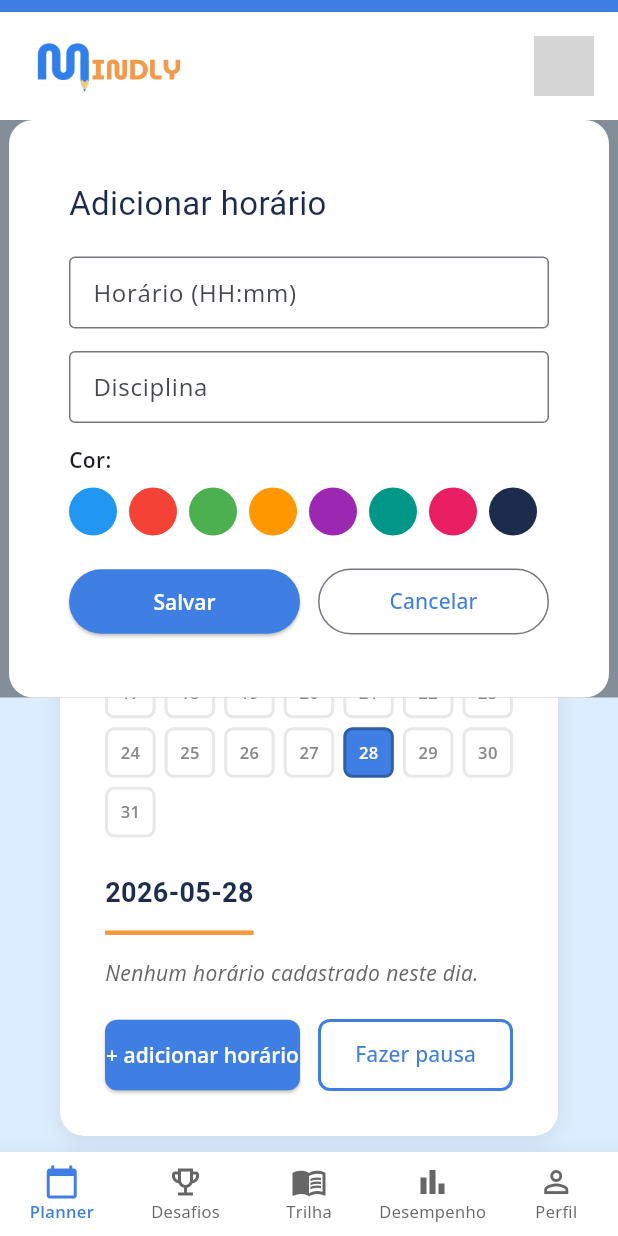
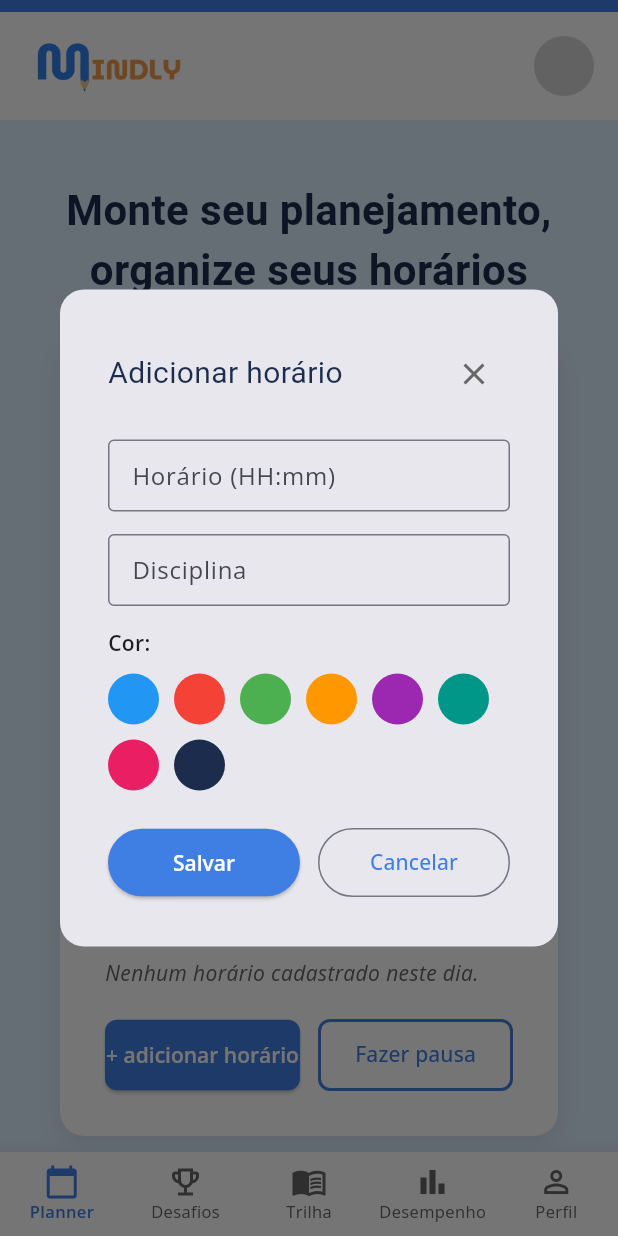
Before and after one commit to vitoraugusto1079/Mindly-app-mobile, a Flutter app: the PlannerPage screen opened by its route, after a tap on "+ adicionar horário", on a phone screen of 412 x 824 dp. Run offline on Flutter 3.47's test engine with Material 3 defaults, Android fonts, the phone set to English and light mode, and no system bars; drawn by our look-alikes of cached_network_image; our stand-ins replace flutter_tts, go_router, google_fonts, supabase_flutter; accounts and stored records are empty; network calls fail; Roboto replaces fonts that are missing (Capriola); grey boxes are pictures that could not be loaded.

Commit message:
feat: planner modals via showDialog + bigger banner
- Convert "Adicionar horário" Stack overlay to proper showDialog:
  _PlannerModal is now StatefulWidget managing its own color state,
  with animated color circles, close (X) button and inline saving spinner
- Convert pause selection to showDialog (Dialog widget)
- Convert running timer to showDialog (_TimerDialog StatefulWidget with
  its own Timer, auto-dismisses when countdown hits 0, barrierDismissible: false)
- Remove _showAddModal / _showPauseModal / _isRunning state from parent;
  _handleSave now returns bool so dialog only closes on success
- banner_section: add explicit height (mobile 220 / desktop 320),
  StackFit.expand so image fills height; reduce margin on mobile to 20px

Co-Authored-By: Claude Sonnet 4.6 <noreply@anthropic.com>

```diff
--- a/lib/pages/planner/planner_page.dart
+++ b/lib/pages/planner/planner_page.dart
@@ -33,17 +33,10 @@ class _PlannerPageState extends State<PlannerPage> {
   List<PlannerBlock> _blocks = [];
   bool _loading = true;
 
-  bool _showAddModal = false;
-  bool _showPauseModal = false;
   PlannerBlock? _editing;
-
   final _timeCtrl = TextEditingController();
   final _subjectCtrl = TextEditingController();
   Color _selectedColor = const Color(0xFF3B82F6);
-
-  int _timeLeft = 0;
-  bool _isRunning = false;
-  Timer? _timer;
 
   @override
   void initState() {
@@ -53,7 +46,6 @@ class _PlannerPageState extends State<PlannerPage> {
 
   @override
   void dispose() {
-    _timer?.cancel();
     _timeCtrl.dispose();
     _subjectCtrl.dispose();
     super.dispose();
@@ -74,39 +66,14 @@ class _PlannerPageState extends State<PlannerPage> {
     }
   }
 
-  void _startTimer(int minutes) {
-    _timer?.cancel();
-    setState(() {
-      _timeLeft = minutes * 60;
-      _isRunning = true;
-      _showPauseModal = false;
-    });
-    _timer = Timer.periodic(const Duration(seconds: 1), (_) {
-      if (_timeLeft <= 1) {
-        _timer?.cancel();
-        setState(() {
-          _timeLeft = 0;
-          _isRunning = false;
-        });
-      } else {
-        setState(() => _timeLeft--);
-      }
-    });
-  }
-
-  String _formatTime(int t) {
-    final m = t ~/ 60;
-    final s = t % 60;
-    return '$m:${s.toString().padLeft(2, '0')}';
-  }
-
-  Future<void> _handleSave() async {
+  /// Salva o horário; retorna true se bem-sucedido.
+  Future<bool> _handleSave(Color selectedColor) async {
     final uid = _userId;
     if (_timeCtrl.text.isEmpty || _subjectCtrl.text.isEmpty || uid == null) {
-      return;
+      return false;
     }
-    final colorHex =
-        '#${_selectedColor.value.toRadixString(16).substring(2)}';
+    _selectedColor = selectedColor;
+    final colorHex = '#${selectedColor.value.toRadixString(16).substring(2)}';
     final fields = {
       'time': _timeCtrl.text,
       'subject': _subjectCtrl.text,
@@ -123,15 +90,18 @@ class _PlannerPageState extends State<PlannerPage> {
       }
       await _loadBlocks();
       setState(() {
-        _showAddModal = false;
         _editing = null;
         _timeCtrl.clear();
         _subjectCtrl.clear();
         _selectedColor = const Color(0xFF3B82F6);
       });
+      return true;
     } catch (e) {
+      if (mounted) {
         ScaffoldMessenger.of(context)
             .showSnackBar(SnackBar(content: Text('Erro ao salvar: $e')));
+      }
+      return false;
     }
   }
 
@@ -154,12 +124,112 @@ class _PlannerPageState extends State<PlannerPage> {
       ..sort((a, b) => a.time.compareTo(b.time));
   }
 
+  // ── Abre o dialog "Adicionar / Editar horário" ──────────────────────────
+  void _openAddModal([PlannerBlock? editing]) {
+    if (editing != null) {
+      _timeCtrl.text = editing.time;
+      _subjectCtrl.text = editing.subject;
+      _selectedColor = _parseColor(editing.color);
+      _editing = editing;
+    } else {
+      _editing = null;
+      _timeCtrl.clear();
+      _subjectCtrl.clear();
+      _selectedColor = const Color(0xFF3B82F6);
+    }
+    showDialog(
+      context: context,
+      builder: (ctx) => _PlannerModal(
+        title: editing != null ? 'Editar horário' : 'Adicionar horário',
+        timeCtrl: _timeCtrl,
+        subjectCtrl: _subjectCtrl,
+        initialColor: _selectedColor,
+        onSave: (color) async {
+          final ok = await _handleSave(color);
+          if (ok && ctx.mounted) Navigator.of(ctx).pop();
+        },
+        onCancel: () {
+          setState(() {
+            _editing = null;
+            _timeCtrl.clear();
+            _subjectCtrl.clear();
+            _selectedColor = const Color(0xFF3B82F6);
+          });
+          Navigator.of(ctx).pop();
+        },
+      ),
+    );
+  }
+
+  // ── Abre o dialog de seleção de duração da pausa ────────────────────────
+  void _openPauseModal() {
+    showDialog(
+      context: context,
+      builder: (ctx) => Dialog(
+        shape:
+            RoundedRectangleBorder(borderRadius: BorderRadius.circular(16)),
+        child: Padding(
+          padding: const EdgeInsets.all(40),
+          child: Column(
+            mainAxisSize: MainAxisSize.min,
+            children: [
+              Text('Tempo de pausa',
+                  style: GoogleFonts.capriola(
+                      fontSize: 22, color: AppColors.navy)),
+              const SizedBox(height: 20),
+              Row(
+                children: [5, 10, 15].map((min) {
+                  return Expanded(
+                    child: Padding(
+                      padding: const EdgeInsets.symmetric(horizontal: 4),
+                      child: OutlinedButton(
+                        onPressed: () {
+                          Navigator.of(ctx).pop();
+                          _openTimerDialog(min);
+                        },
+                        style: OutlinedButton.styleFrom(
+                          foregroundColor: AppColors.blue,
+                          side: const BorderSide(
+                              color: AppColors.blue, width: 2),
+                          shape: RoundedRectangleBorder(
+                              borderRadius: BorderRadius.circular(8)),
+                        ),
+                        child: Text('$min min'),
+                      ),
+                    ),
+                  );
+                }).toList(),
+              ),
+              const SizedBox(height: 15),
+              SizedBox(
+                width: double.infinity,
+                child: TextButton(
+                  onPressed: () => Navigator.of(ctx).pop(),
+                  child: const Text('Cancelar',
+                      style: TextStyle(color: AppColors.graySoft)),
+                ),
+              ),
+            ],
+          ),
+        ),
+      ),
+    );
+  }
+
+  // ── Abre o dialog do cronômetro de pausa ────────────────────────────────
+  void _openTimerDialog(int minutes) {
+    showDialog(
+      context: context,
+      barrierDismissible: false,
+      builder: (_) => _TimerDialog(minutes: minutes),
+    );
+  }
+
   @override
   Widget build(BuildContext context) {
     final todayKey = _formatDateKey(DateTime.now());
     final selectedKey = _formatDateKey(_selectedDate);
 
-    // Gera células do calendário
     final daysInMonth =
         DateTime(_currentDate.year, _currentDate.month + 1, 0).day;
     final firstDay =
@@ -169,9 +239,7 @@ class _PlannerPageState extends State<PlannerPage> {
       ...List.generate(daysInMonth, (i) => i + 1),
     ];
 
-    return Stack(
-      children: [
-        Container(
+    return Container(
       color: AppColors.plannerBg,
       constraints: const BoxConstraints(minHeight: 700),
       padding: const EdgeInsets.all(40),
@@ -308,8 +376,8 @@ class _PlannerPageState extends State<PlannerPage> {
                     padding: const EdgeInsets.only(bottom: 12),
                     decoration: const BoxDecoration(
                       border: Border(
-                              bottom: BorderSide(
-                                  color: AppColors.orange, width: 3)),
+                          bottom:
+                              BorderSide(color: AppColors.orange, width: 3)),
                     ),
                     child: Text(
                       _selectedDate.toLocal().toString().split(' ')[0],
@@ -331,15 +399,7 @@ class _PlannerPageState extends State<PlannerPage> {
                     ..._todaySchedule.map((item) => _ScheduleItem(
                           block: item,
                           color: _parseColor(item.color),
-                              onEdit: () {
-                                _timeCtrl.text = item.time;
-                                _subjectCtrl.text = item.subject;
-                                _selectedColor = _parseColor(item.color);
-                                setState(() {
-                                  _editing = item;
-                                  _showAddModal = true;
-                                });
-                              },
+                          onEdit: () => _openAddModal(item),
                           onDelete: () => _handleDelete(item),
                         )),
                   const SizedBox(height: 20),
@@ -347,8 +407,7 @@ class _PlannerPageState extends State<PlannerPage> {
                     children: [
                       Expanded(
                         child: ElevatedButton(
-                              onPressed: () =>
-                                  setState(() => _showAddModal = true),
+                          onPressed: () => _openAddModal(),
                           style: ElevatedButton.styleFrom(
                             backgroundColor: AppColors.blue,
                             padding:
@@ -362,8 +421,7 @@ class _PlannerPageState extends State<PlannerPage> {
                       const SizedBox(width: 12),
                       Expanded(
                         child: OutlinedButton(
-                              onPressed: () =>
-                                  setState(() => _showPauseModal = true),
+                          onPressed: _openPauseModal,
                           style: OutlinedButton.styleFrom(
                             foregroundColor: AppColors.blue,
                             side: const BorderSide(
@@ -402,127 +460,11 @@ class _PlannerPageState extends State<PlannerPage> {
           ),
         ],
       ),
-        ),
-
-        // TIMER FULLSCREEN
-        if (_isRunning)
-          Container(
-            color: Colors.black.withValues(alpha: 0.7),
-            alignment: Alignment.center,
-            child: Container(
-              padding: const EdgeInsets.all(50),
-              decoration: BoxDecoration(
-                  color: Colors.white,
-                  borderRadius: BorderRadius.circular(20)),
-              child: Column(
-                mainAxisSize: MainAxisSize.min,
-                children: [
-                  Text('Pausa em andamento',
-                      style: GoogleFonts.capriola(
-                          fontSize: 24, color: AppColors.navy)),
-                  const SizedBox(height: 20),
-                  Text(
-                    _formatTime(_timeLeft),
-                    style: TextStyle(
-                      fontSize: 80,
-                      fontWeight: FontWeight.bold,
-                      color: _timeLeft <= 10 ? AppColors.danger : AppColors.blue,
-                      fontFamily: 'Courier New',
-                    ),
-                  ),
-                  const SizedBox(height: 20),
-                  ElevatedButton(
-                    onPressed: () {
-                      _timer?.cancel();
-                      setState(() => _isRunning = false);
-                    },
-                    style: ElevatedButton.styleFrom(
-                      backgroundColor: AppColors.danger,
-                      padding: const EdgeInsets.symmetric(
-                          horizontal: 40, vertical: 14),
-                    ),
-                    child: const Text('Encerrar pausa'),
-                  ),
-                ],
-              ),
-            ),
-          ),
-
-        // MODAL ADICIONAR/EDITAR
-        if (_showAddModal && !_isRunning)
-          _PlannerModal(
-            title: _editing != null ? 'Editar horário' : 'Adicionar horário',
-            timeCtrl: _timeCtrl,
-            subjectCtrl: _subjectCtrl,
-            selectedColor: _selectedColor,
-            onColorChanged: (c) => setState(() => _selectedColor = c),
-            onSave: _handleSave,
-            onCancel: () => setState(() {
-              _showAddModal = false;
-              _editing = null;
-              _timeCtrl.clear();
-              _subjectCtrl.clear();
-              _selectedColor = const Color(0xFF3B82F6);
-            }),
-          ),
-
-        // MODAL PAUSA
-        if (_showPauseModal && !_isRunning)
-          Container(
-            color: Colors.black.withValues(alpha: 0.4),
-            alignment: Alignment.center,
-            child: Container(
-              width: 360,
-              padding: const EdgeInsets.all(40),
-              decoration: BoxDecoration(
-                  color: Colors.white,
-                  borderRadius: BorderRadius.circular(16)),
-              child: Column(
-                mainAxisSize: MainAxisSize.min,
-                children: [
-                  Text('Tempo de pausa',
-                      style: GoogleFonts.capriola(
-                          fontSize: 22, color: AppColors.navy)),
-                  const SizedBox(height: 20),
-                  Row(
-                    children: [5, 10, 15].map((min) {
-                      return Expanded(
-                        child: Padding(
-                          padding: const EdgeInsets.symmetric(horizontal: 4),
-                          child: OutlinedButton(
-                            onPressed: () => _startTimer(min),
-                            style: OutlinedButton.styleFrom(
-                              foregroundColor: AppColors.blue,
-                              side: const BorderSide(
-                                  color: AppColors.blue, width: 2),
-                              shape: RoundedRectangleBorder(
-                                  borderRadius: BorderRadius.circular(8)),
-                            ),
-                            child: Text('$min min'),
-                          ),
-                        ),
-                      );
-                    }).toList(),
-                  ),
-                  const SizedBox(height: 15),
-                  SizedBox(
-                    width: double.infinity,
-                    child: TextButton(
-                      onPressed: () =>
-                          setState(() => _showPauseModal = false),
-                      child: const Text('Cancelar',
-                          style: TextStyle(color: AppColors.graySoft)),
-                    ),
-                  ),
-                ],
-              ),
-            ),
-          ),
-      ],
     );
   }
 }
 
+// ── Botão de navegação do calendário ─────────────────────────────────────────
 class _NavBtn extends StatelessWidget {
   final IconData icon;
   final VoidCallback onTap;
@@ -545,6 +487,7 @@ class _NavBtn extends StatelessWidget {
   }
 }
 
+// ── Item de horário ───────────────────────────────────────────────────────────
 class _ScheduleItem extends StatelessWidget {
   final PlannerBlock block;
   final Color color;
@@ -606,8 +549,8 @@ class _ScheduleItem extends StatelessWidget {
           const SizedBox(width: 8),
           TextButton(
               onPressed: onEdit,
-              child: const Text('Editar',
-                  style: TextStyle(color: AppColors.blue))),
+              child:
+                  const Text('Editar', style: TextStyle(color: AppColors.blue))),
           TextButton(
               onPressed: onDelete,
               child: const Text('Excluir',
@@ -618,24 +561,37 @@ class _ScheduleItem extends StatelessWidget {
   }
 }
 
-class _PlannerModal extends StatelessWidget {
+// ── Dialog "Adicionar / Editar horário" ───────────────────────────────────────
+class _PlannerModal extends StatefulWidget {
   final String title;
   final TextEditingController timeCtrl;
   final TextEditingController subjectCtrl;
-  final Color selectedColor;
-  final ValueChanged<Color> onColorChanged;
-  final VoidCallback onSave;
+  final Color initialColor;
+  final Future<void> Function(Color) onSave;
   final VoidCallback onCancel;
 
   const _PlannerModal({
     required this.title,
     required this.timeCtrl,
     required this.subjectCtrl,
-    required this.selectedColor,
-    required this.onColorChanged,
+    required this.initialColor,
     required this.onSave,
     required this.onCancel,
   });
+
+  @override
+  State<_PlannerModal> createState() => _PlannerModalState();
+}
+
+class _PlannerModalState extends State<_PlannerModal> {
+  late Color _color;
+  bool _saving = false;
+
+  @override
+  void initState() {
+    super.initState();
+    _color = widget.initialColor;
+  }
 
   @override
   Widget build(BuildContext context) {
@@ -643,24 +599,36 @@ class _PlannerModal extends StatelessWidget {
       Colors.blue, Colors.red, Colors.green, Colors.orange,
       Colors.purple, Colors.teal, Colors.pink, AppColors.navy,
     ];
-    return Container(
-      color: Colors.black.withValues(alpha: 0.4),
-      alignment: Alignment.center,
-      child: Container(
-        width: 400,
-        padding: const EdgeInsets.all(40),
-        decoration: BoxDecoration(
-            color: Colors.white, borderRadius: BorderRadius.circular(16)),
+
+    return Dialog(
+      shape: RoundedRectangleBorder(borderRadius: BorderRadius.circular(16)),
+      child: ConstrainedBox(
+        constraints: const BoxConstraints(maxWidth: 420),
+        child: SingleChildScrollView(
+          padding: const EdgeInsets.all(32),
           child: Column(
             mainAxisSize: MainAxisSize.min,
             crossAxisAlignment: CrossAxisAlignment.start,
             children: [
-            Text(title,
+              // Cabeçalho
+              Row(
+                mainAxisAlignment: MainAxisAlignment.spaceBetween,
+                children: [
+                  Text(widget.title,
                       style: GoogleFonts.capriola(
-                    fontSize: 22, color: AppColors.navy)),
+                          fontSize: 20, color: AppColors.navy)),
+                  IconButton(
+                    icon: const Icon(Icons.close),
+                    onPressed: widget.onCancel,
+                    color: AppColors.graySoft,
+                  ),
+                ],
+              ),
               const SizedBox(height: 20),
+
+              // Horário
               TextField(
-              controller: timeCtrl,
+                controller: widget.timeCtrl,
                 decoration: const InputDecoration(
                   labelText: 'Horário (HH:mm)',
                   border: OutlineInputBorder(),
@@ -668,56 +636,86 @@ class _PlannerModal extends StatelessWidget {
                 keyboardType: TextInputType.datetime,
               ),
               const SizedBox(height: 15),
+
+              // Disciplina
               TextField(
-              controller: subjectCtrl,
+                controller: widget.subjectCtrl,
                 decoration: const InputDecoration(
                   labelText: 'Disciplina',
                   border: OutlineInputBorder(),
                 ),
               ),
               const SizedBox(height: 15),
+
+              // Seletor de cor
               const Text('Cor:',
                   style: TextStyle(fontWeight: FontWeight.w600)),
-            const SizedBox(height: 8),
+              const SizedBox(height: 10),
               Wrap(
-              spacing: 8,
+                spacing: 10,
+                runSpacing: 10,
                 children: colors.map((c) {
+                  final selected = _color == c;
                   return GestureDetector(
-                  onTap: () => onColorChanged(c),
-                  child: Container(
-                    width: 32,
-                    height: 32,
+                    onTap: () => setState(() => _color = c),
+                    child: AnimatedContainer(
+                      duration: const Duration(milliseconds: 150),
+                      width: 34,
+                      height: 34,
                       decoration: BoxDecoration(
                         color: c,
                         shape: BoxShape.circle,
-                      border: selectedColor == c
+                        border: selected
                             ? Border.all(color: Colors.black, width: 3)
-                          : null,
+                            : Border.all(
+                                color: Colors.transparent, width: 3),
+                        boxShadow: selected
+                            ? [
+                                BoxShadow(
+                                    color: c.withValues(alpha: 0.5),
+                                    blurRadius: 8)
+                              ]
+                            : [],
                       ),
                     ),
                   );
                 }).toList(),
               ),
-            const SizedBox(height: 20),
+              const SizedBox(height: 24),
+
+              // Botões
               Row(
                 children: [
                   Expanded(
                     child: ElevatedButton(
-                    onPressed: onSave,
+                      onPressed: _saving
+                          ? null
+                          : () async {
+                              setState(() => _saving = true);
+                              await widget.onSave(_color);
+                              if (mounted) setState(() => _saving = false);
+                            },
                       style: ElevatedButton.styleFrom(
                           backgroundColor: AppColors.blue,
                           padding:
-                            const EdgeInsets.symmetric(vertical: 12)),
-                    child: const Text('Salvar'),
+                              const EdgeInsets.symmetric(vertical: 13)),
+                      child: _saving
+                          ? const SizedBox(
+                              width: 18,
+                              height: 18,
+                              child: CircularProgressIndicator(
+                                  strokeWidth: 2, color: Colors.white),
+                            )
+                          : const Text('Salvar'),
                     ),
                   ),
                   const SizedBox(width: 12),
                   Expanded(
                     child: OutlinedButton(
-                    onPressed: onCancel,
+                      onPressed: widget.onCancel,
                       style: OutlinedButton.styleFrom(
                           padding:
-                            const EdgeInsets.symmetric(vertical: 12)),
+                              const EdgeInsets.symmetric(vertical: 13)),
                       child: const Text('Cancelar'),
                     ),
                   ),
@@ -726,6 +724,91 @@ class _PlannerModal extends StatelessWidget {
             ],
           ),
         ),
+      ),
     );
   }
 }
+
+// ── Dialog do cronômetro de pausa (auto-gerenciado) ───────────────────────────
+class _TimerDialog extends StatefulWidget {
+  final int minutes;
+  const _TimerDialog({required this.minutes});
+
+  @override
+  State<_TimerDialog> createState() => _TimerDialogState();
+}
+
+class _TimerDialogState extends State<_TimerDialog> {
+  late int _timeLeft;
+  Timer? _timer;
+
+  @override
+  void initState() {
+    super.initState();
+    _timeLeft = widget.minutes * 60;
+    _timer = Timer.periodic(const Duration(seconds: 1), (_) {
+      if (_timeLeft <= 1) {
+        _timer?.cancel();
+        if (mounted) {
+          setState(() => _timeLeft = 0);
+          Navigator.of(context).pop();
+        }
+      } else {
+        setState(() => _timeLeft--);
+      }
+    });
+  }
+
+  @override
+  void dispose() {
+    _timer?.cancel();
+    super.dispose();
+  }
+
+  String _fmt(int t) {
+    final m = t ~/ 60;
+    final s = t % 60;
+    return '$m:${s.toString().padLeft(2, '0')}';
+  }
+
+  @override
+  Widget build(BuildContext context) {
+    return Dialog(
+      shape: RoundedRectangleBorder(borderRadius: BorderRadius.circular(20)),
+      child: Padding(
+        padding: const EdgeInsets.symmetric(horizontal: 48, vertical: 44),
+        child: Column(
+          mainAxisSize: MainAxisSize.min,
+          children: [
+            Text('Pausa em andamento',
+                style: GoogleFonts.capriola(
+                    fontSize: 22, color: AppColors.navy)),
+            const SizedBox(height: 24),
+            Text(
+              _fmt(_timeLeft),
+              style: TextStyle(
+                fontSize: 76,
+                fontWeight: FontWeight.bold,
+                color: _timeLeft <= 10 ? AppColors.danger : AppColors.blue,
+                fontFamily: 'Courier New',
+              ),
+            ),
+            const SizedBox(height: 24),
+            ElevatedButton(
+              onPressed: () {
+                _timer?.cancel();
+                Navigator.of(context).pop();
+              },
+              style: ElevatedButton.styleFrom(
+                backgroundColor: AppColors.danger,
+                padding: const EdgeInsets.symmetric(
+                    horizontal: 36, vertical: 14),
+              ),
+              child: const Text('Encerrar pausa'),
+            ),
+          ],
+        ),
+      ),
+    );
+  }
+}
```
Also changed, not shown: lib/widgets/sections/banner_section.dart (+8 -4 lines). Lines whose indentation alone changed are shown as unchanged.
